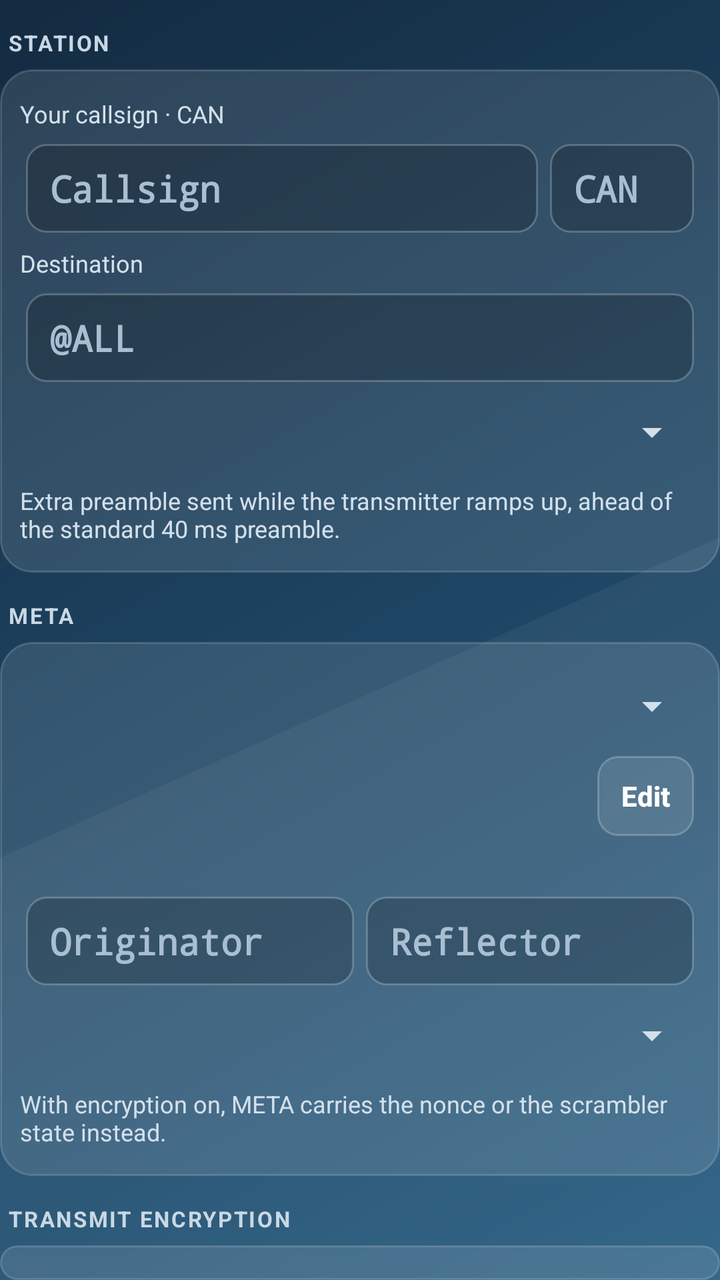
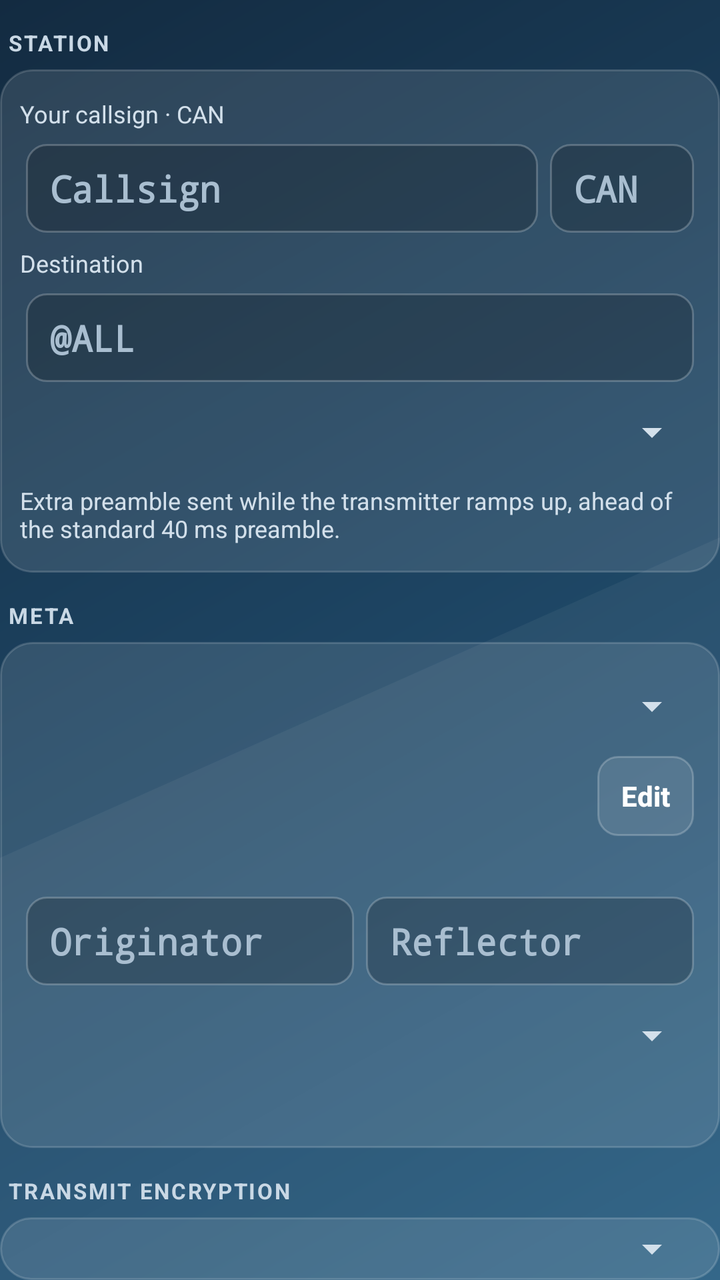

Compare the two renders of this Android layout. The source of the first and the diff that turns it into the second are given below.
<!-- AndroidManifest.xml: application theme AppTheme -->
<!-- res/layout/tab_m17.xml -->
<?xml version="1.0" encoding="utf-8"?>
<LinearLayout xmlns:android="http://schemas.android.com/apk/res/android"
    android:layout_width="match_parent" android:layout_height="wrap_content" android:orientation="vertical">

    <LinearLayout android:id="@+id/grpStation" android:layout_width="match_parent" android:layout_height="wrap_content" android:orientation="vertical">
        <TextView style="@style/Head" android:text="Station" />
        <LinearLayout style="@style/Group">
            <TextView style="@style/Note" android:text="Your callsign · CAN" />
            <LinearLayout style="@style/Row">
                <EditText android:id="@+id/src" style="@style/Field" android:hint="Callsign" android:inputType="textCapCharacters|textNoSuggestions|textVisiblePassword" />
                <EditText android:id="@+id/can" style="@style/Field" android:layout_width="72dp" android:layout_weight="0" android:hint="CAN" android:inputType="number" />
            </LinearLayout>
            <TextView style="@style/Note" android:text="Destination" />
            <LinearLayout style="@style/Row">
                <EditText android:id="@+id/dst" style="@style/Field" android:hint="@ALL" android:inputType="textCapCharacters|textNoSuggestions|textVisiblePassword" />
            </LinearLayout>
            <Spinner android:id="@+id/leadIn" style="@style/Spin" />
            <TextView style="@style/Note" android:text="Extra preamble sent while the transmitter ramps up, ahead of the standard 40 ms preamble." />
        </LinearLayout>
    </LinearLayout>

    <LinearLayout android:id="@+id/grpMeta" android:layout_width="match_parent" android:layout_height="wrap_content" android:orientation="vertical">
        <TextView style="@style/Head" android:text="META" />
        <LinearLayout style="@style/Group">
            <Spinner android:id="@+id/metaKind" style="@style/Spin" />
            <LinearLayout android:id="@+id/metaTextRow" style="@style/Row">
                <TextView android:id="@+id/metaText" style="@style/KeyText" android:fontFamily="sans-serif" android:textSize="15sp" />
                <Button android:id="@+id/metaTextEdit" style="@style/Small" android:text="Edit" />
            </LinearLayout>
            <TextView android:id="@+id/gnssInfo" style="@style/Note" />
            <LinearLayout android:id="@+id/ecdRow" style="@style/Row">
                <EditText android:id="@+id/ecd1" style="@style/Field" android:hint="Originator" android:inputType="textCapCharacters|textNoSuggestions|textVisiblePassword" />
                <EditText android:id="@+id/ecd2" style="@style/Field" android:hint="Reflector" android:inputType="textCapCharacters|textNoSuggestions|textVisiblePassword" />
            </LinearLayout>
            <Spinner android:id="@+id/station" style="@style/Spin" />
            <TextView style="@style/Note" android:text="With encryption on, META carries the nonce or the scrambler state instead." />
        </LinearLayout>
    </LinearLayout>

    <LinearLayout android:id="@+id/grpEnc" android:layout_width="match_parent" android:layout_height="wrap_content" android:orientation="vertical">
        <TextView style="@style/Head" android:text="Transmit encryption" />
        <LinearLayout style="@style/Group">
            <Spinner android:id="@+id/enc" style="@style/Spin" />
            <LinearLayout android:id="@+id/aesRow" android:layout_width="match_parent" android:layout_height="wrap_content" android:orientation="vertical">
                <Spinner android:id="@+id/aesBits" style="@style/Spin" />
                <TextView android:id="@+id/aesKey" style="@style/KeyText" android:layout_width="match_parent" android:paddingTop="4dp" android:paddingBottom="4dp" />
                <LinearLayout style="@style/Row">
                    <Button android:id="@+id/aesEdit" style="@style/Small" android:layout_width="0dp" android:layout_weight="1" android:text="Edit" />
                    <Button android:id="@+id/aesNew" style="@style/Small" android:layout_width="0dp" android:layout_weight="1" android:text="New" />
                    <Button android:id="@+id/aesClear" style="@style/Small" android:layout_width="0dp" android:layout_weight="1" android:text="Clear" />
                </LinearLayout>
            </LinearLayout>
            <LinearLayout android:id="@+id/scrRow" android:layout_width="match_parent" android:layout_height="wrap_content" android:orientation="vertical">
                <Spinner android:id="@+id/scrBits" style="@style/Spin" />
                <TextView android:id="@+id/scrSeed" style="@style/KeyText" android:layout_width="match_parent" android:paddingTop="4dp" android:paddingBottom="4dp" />
                <LinearLayout style="@style/Row">
                    <Button android:id="@+id/scrEdit" style="@style/Small" android:layout_width="0dp" android:layout_weight="1" android:text="Edit" />
                    <Button android:id="@+id/scrClear" style="@style/Small" android:layout_width="0dp" android:layout_weight="1" android:text="Clear" />
                </LinearLayout>
            </LinearLayout>
            <TextView style="@style/Note" android:text="Amateur rules in most countries forbid encrypted transmissions." />
        </LinearLayout>
    </LinearLayout>

    <LinearLayout android:id="@+id/grpSign" android:layout_width="match_parent" android:layout_height="wrap_content" android:orientation="vertical">
        <TextView style="@style/Head" android:text="Station signing key" />
        <LinearLayout style="@style/Group">
            <CheckBox android:id="@+id/sign" style="@style/Check" android:visibility="gone" android:text="Sign my transmissions (ECDSA P-256)" />
            <TextView android:id="@+id/pubKey" style="@style/Note" android:fontFamily="monospace" android:textIsSelectable="true" />
            <LinearLayout style="@style/Row">
                <Button android:id="@+id/keyGen" style="@style/Small" android:layout_width="0dp" android:layout_weight="1" android:text="Generate" />
                <Button android:id="@+id/keyImport" style="@style/Small" android:layout_width="0dp" android:layout_weight="1" android:text="Import" />
            </LinearLayout>
            <LinearLayout style="@style/Row">
                <Button android:id="@+id/keyCopy" style="@style/Small" android:layout_width="0dp" android:layout_weight="1" android:text="Copy public" />
                <Button android:id="@+id/keyClear" style="@style/Small" android:layout_width="0dp" android:layout_weight="1" android:text="Clear" />
            </LinearLayout>
        </LinearLayout>
    </LinearLayout>

    <LinearLayout android:id="@+id/grpRxKeys" android:layout_width="match_parent" android:layout_height="wrap_content" android:orientation="vertical">
        
        <LinearLayout android:id="@+id/grpRxOld" android:layout_width="match_parent" android:layout_height="wrap_content" android:orientation="vertical" android:visibility="gone">
        <TextView style="@style/Head" android:text="AES key for receiving" />
        <LinearLayout style="@style/Group">
            <TextView android:id="@+id/rxAes" style="@style/KeyText" android:layout_width="match_parent" android:paddingBottom="4dp" />
            <LinearLayout style="@style/Row">
                <Button android:id="@+id/rxAesEdit" style="@style/Small" android:layout_width="0dp" android:layout_weight="1" android:text="Edit" />
                <Button android:id="@+id/rxAesClear" style="@style/Small" android:layout_width="0dp" android:layout_weight="1" android:text="Clear" />
            </LinearLayout>
        </LinearLayout>
        <TextView style="@style/Head" android:text="Scrambler seed for receiving" />
        <LinearLayout style="@style/Group">
            <Spinner android:id="@+id/rxScrBits" style="@style/Spin" />
            <TextView android:id="@+id/rxScr" style="@style/KeyText" android:layout_width="match_parent" android:paddingBottom="4dp" />
            <LinearLayout style="@style/Row">
                <Button android:id="@+id/rxScrEdit" style="@style/Small" android:layout_width="0dp" android:layout_weight="1" android:text="Edit" />
                <Button android:id="@+id/rxScrClear" style="@style/Small" android:layout_width="0dp" android:layout_weight="1" android:text="Clear" />
            </LinearLayout>
        </LinearLayout>
        </LinearLayout>
        <TextView style="@style/Head" android:text="Known public keys" />
        <LinearLayout style="@style/Group">
            <TextView android:id="@+id/pubKeys" style="@style/KeyText" android:layout_width="match_parent" android:paddingBottom="4dp" />
            <Button android:id="@+id/pubKeysEdit" style="@style/Big" android:text="Edit the list" />
            <TextView style="@style/Note" android:text="Signed streams are checked on every channel against these public keys." />
        </LinearLayout>
    </LinearLayout>

    <LinearLayout android:id="@+id/grpRx" android:layout_width="match_parent" android:layout_height="wrap_content" android:orientation="vertical">
        <TextView style="@style/Head" android:text="Voice" />
        <LinearLayout style="@style/Group">
            <CheckBox android:id="@+id/neural" style="@style/Check" android:text="Use neural decoder" />
            <TextView style="@style/Note" android:text="Codec2-mod-neural: the same Codec2 3200 frames synthesised by FARGAN, 16 kHz audio. Voice+data (1600) streams are not played either way." />
            <CheckBox android:id="@+id/agc" style="@style/Check" android:text="AGC (DroidStar)" />
            <TextView style="@style/Note" android:text="Evens out loud and quiet stations: the peak over the last half second sets the gain (up to ×50), which drops at once and rises slowly." />
        </LinearLayout>
        <TextView style="@style/Head" android:text="Demodulator" />
        <LinearLayout style="@style/Group">
            <CheckBox android:id="@+id/invert" style="@style/Check" android:text="Invert receive polarity" />
        </LinearLayout>
    </LinearLayout>
</LinearLayout>
<!-- resources referenced by this layout -->
<resources>
  <style name="Big" parent="Small">
          <item name="android:layout_width">match_parent</item>
          <item name="android:layout_height">48dp</item>
      </style>
  <style name="Check">
          <item name="android:layout_width">match_parent</item>
          <item name="android:layout_height">wrap_content</item>
          <item name="android:minHeight">44dp</item>
          <item name="android:textColor">#FFFFFF</item>
          <item name="android:textSize">15sp</item>
      </style>
  <style name="Group">
          <item name="android:layout_width">match_parent</item>
          <item name="android:layout_height">wrap_content</item>
          <item name="android:orientation">vertical</item>
          <item name="android:background">@drawable/card</item>
          <item name="android:padding">10dp</item>
      </style>
  <style name="Head">
          <item name="android:layout_width">match_parent</item>
          <item name="android:layout_height">wrap_content</item>
          <item name="android:textColor">#C9D8E5</item>
          <item name="android:textStyle">bold</item>
          <item name="android:textSize">11sp</item>
          <item name="android:textAllCaps">true</item>
          <item name="android:letterSpacing">0.08</item>
          <item name="android:paddingTop">14dp</item>
          <item name="android:paddingBottom">6dp</item>
          <item name="android:paddingLeft">4dp</item>
      </style>
  <style name="KeyText">
          <item name="android:layout_width">0dp</item>
          <item name="android:layout_weight">1</item>
          <item name="android:layout_height">wrap_content</item>
          <item name="android:textColor">#FFFFFF</item>
          <item name="android:fontFamily">monospace</item>
          <item name="android:textSize">13sp</item>
          <item name="android:paddingLeft">4dp</item>
      </style>
  <style name="Note">
          <item name="android:layout_width">match_parent</item>
          <item name="android:layout_height">wrap_content</item>
          <item name="android:textColor">#D3E0EB</item>
          <item name="android:textSize">12sp</item>
          <item name="android:paddingTop">4dp</item>
          <item name="android:paddingBottom">4dp</item>
      </style>
  <style name="Row">
          <item name="android:layout_width">match_parent</item>
          <item name="android:layout_height">wrap_content</item>
          <item name="android:orientation">horizontal</item>
          <item name="android:gravity">center_vertical</item>
      </style>
  <style name="Spin">
          <item name="android:layout_width">match_parent</item>
          <item name="android:layout_height">wrap_content</item>
          <item name="android:minHeight">44dp</item>
          <item name="android:spinnerMode">dialog</item>
      </style>
  <style name="AppTheme" parent="@android:style/Theme.DeviceDefault.NoActionBar">
          <item name="android:windowBackground">@drawable/bg_app</item>
          <item name="android:colorAccent">#F59A23</item>
          <item name="android:colorControlActivated">#F59A23</item>
          <item name="android:textColorPrimary">#FFFFFF</item>
          <item name="android:textColorSecondary">#D3E0EB</item>
          <item name="android:statusBarColor">#132B41</item>
          <item name="android:navigationBarColor">#24506F</item>
      </style>
  <!-- drawable field (drawable) -->
  <?xml version="1.0" encoding="utf-8"?>
  <shape xmlns:android="http://schemas.android.com/apk/res/android"><corners android:radius="10dp" /><solid android:color="#33000000" /><stroke android:width="1dp" android:color="#38FFFFFF" />
      <padding android:left="12dp" android:right="12dp" android:top="10dp" android:bottom="10dp" /></shape>
  <!-- drawable card (drawable) -->
  <?xml version="1.0" encoding="utf-8"?>
  <shape xmlns:android="http://schemas.android.com/apk/res/android">
      <corners android:radius="16dp" /><solid android:color="#1CFFFFFF" /><stroke android:width="1dp" android:color="#29FFFFFF" />
  </shape>
  <!-- unchanged entries left out for length: 4 -->
</resources>

<!-- the commit's change to res/layout/tab_m17.xml (unified diff, before → after) -->
@@ -33,7 +33,7 @@
                 <EditText android:id="@+id/ecd2" style="@style/Field" android:hint="Reflector" android:inputType="textCapCharacters|textNoSuggestions|textVisiblePassword" />
             </LinearLayout>
             <Spinner android:id="@+id/station" style="@style/Spin" />
-            <TextView style="@style/Note" android:text="With encryption on, META carries the nonce or the scrambler state instead." />
+            <TextView android:id="@+id/metaEncNote" style="@style/Note" />
         </LinearLayout>
     </LinearLayout>
 
